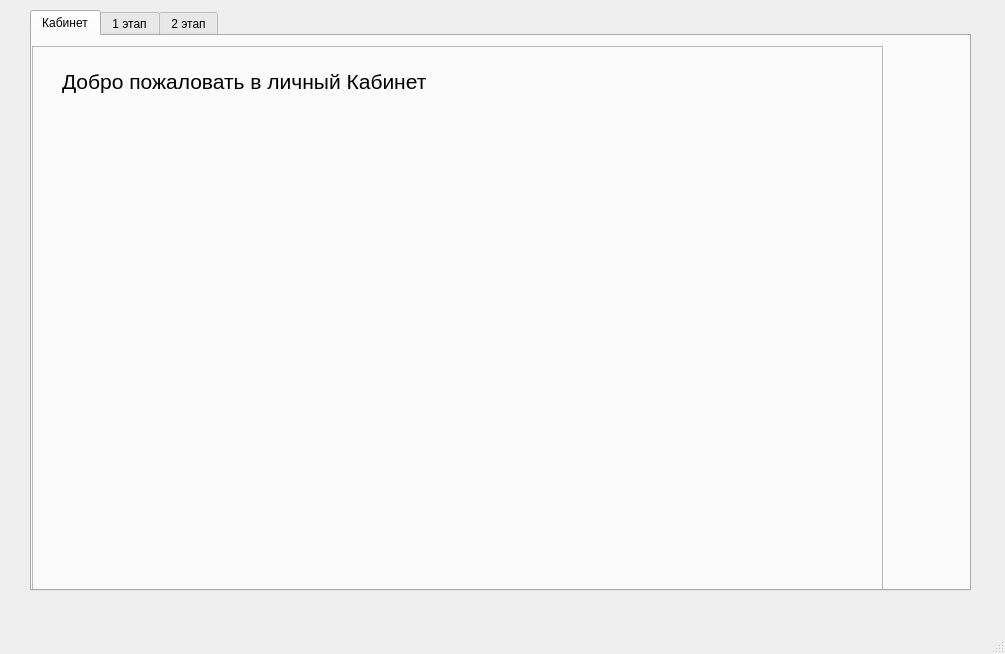
Above: work_with_app.ui from BagrKonstantin/nti_contest_alfa before the change. Below: the same form after it.
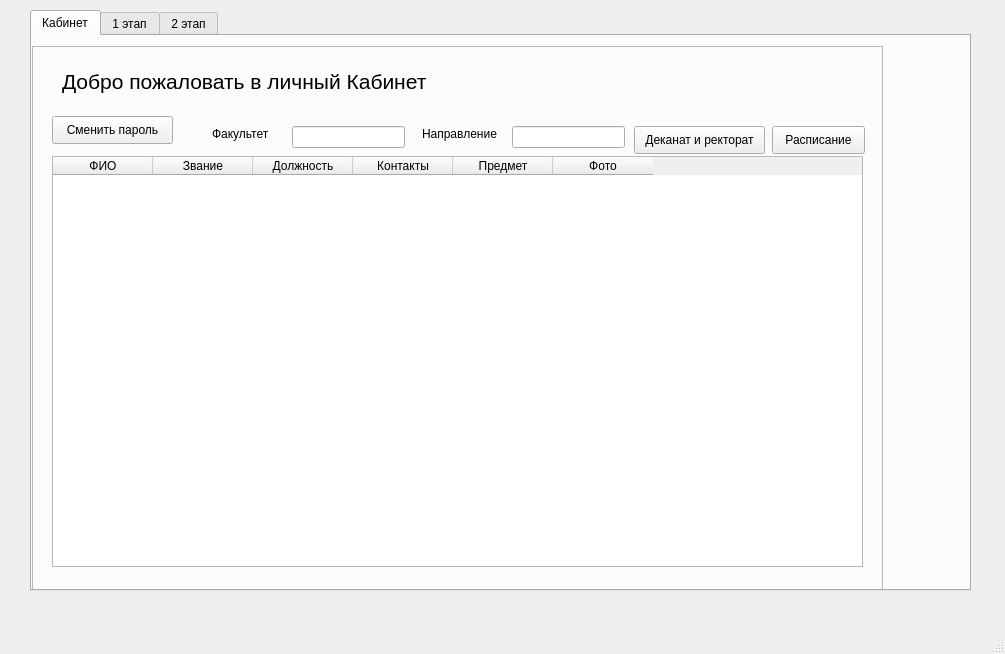
That is the form after the change. The open tabs and pages were chosen to show the change.

The edit to the form file:
```diff
--- a/work_with_app.ui
+++ b/work_with_app.ui
@@ -66,6 +66,137 @@
         <string>Добро пожаловать в личный Кабинет</string>
        </property>
       </widget>
+      <widget class="QPushButton" name="pushButton_change_pass">
+       <property name="geometry">
+        <rect>
+         <x>20</x>
+         <y>70</y>
+         <width>121</width>
+         <height>28</height>
+        </rect>
+       </property>
+       <property name="text">
+        <string>Сменить пароль</string>
+       </property>
+      </widget>
+      <widget class="QTableWidget" name="tableWidget">
+       <property name="geometry">
+        <rect>
+         <x>20</x>
+         <y>110</y>
+         <width>811</width>
+         <height>411</height>
+        </rect>
+       </property>
+       <column>
+        <property name="text">
+         <string>ФИО</string>
+        </property>
+       </column>
+       <column>
+        <property name="text">
+         <string>Звание</string>
+        </property>
+       </column>
+       <column>
+        <property name="text">
+         <string>Должность</string>
+        </property>
+       </column>
+       <column>
+        <property name="text">
+         <string>Контакты</string>
+        </property>
+       </column>
+       <column>
+        <property name="text">
+         <string>Предмет</string>
+        </property>
+       </column>
+       <column>
+        <property name="text">
+         <string>Фото</string>
+        </property>
+       </column>
+      </widget>
+      <widget class="QLabel" name="label_30">
+       <property name="geometry">
+        <rect>
+         <x>180</x>
+         <y>80</y>
+         <width>71</width>
+         <height>16</height>
+        </rect>
+       </property>
+       <property name="text">
+        <string>Факультет</string>
+       </property>
+      </widget>
+      <widget class="QLineEdit" name="lineEdit_fakultet_stud">
+       <property name="geometry">
+        <rect>
+         <x>260</x>
+         <y>80</y>
+         <width>113</width>
+         <height>22</height>
+        </rect>
+       </property>
+       <property name="readOnly">
+        <bool>true</bool>
+       </property>
+      </widget>
+      <widget class="QLabel" name="label_32">
+       <property name="geometry">
+        <rect>
+         <x>390</x>
+         <y>80</y>
+         <width>81</width>
+         <height>16</height>
+        </rect>
+       </property>
+       <property name="text">
+        <string>Направление</string>
+       </property>
+      </widget>
+      <widget class="QLineEdit" name="lineEdit_napravlenie_stud">
+       <property name="geometry">
+        <rect>
+         <x>480</x>
+         <y>80</y>
+         <width>113</width>
+         <height>22</height>
+        </rect>
+       </property>
+       <property name="readOnly">
+        <bool>true</bool>
+       </property>
+      </widget>
+      <widget class="QPushButton" name="pushButton_raspisanie">
+       <property name="geometry">
+        <rect>
+         <x>740</x>
+         <y>80</y>
+         <width>93</width>
+         <height>28</height>
+        </rect>
+       </property>
+       <property name="text">
+        <string>Расписание</string>
+       </property>
+      </widget>
+      <widget class="QPushButton" name="pushButton_dek_and_rek">
+       <property name="geometry">
+        <rect>
+         <x>602</x>
+         <y>80</y>
+         <width>131</width>
+         <height>28</height>
+        </rect>
+       </property>
+       <property name="text">
+        <string>Деканат и ректорат</string>
+       </property>
+      </widget>
      </widget>
     </widget>
     <widget class="QWidget" name="tab_2">
```
Left out of the diff: 4 changed lines with no effect on the pictures.
